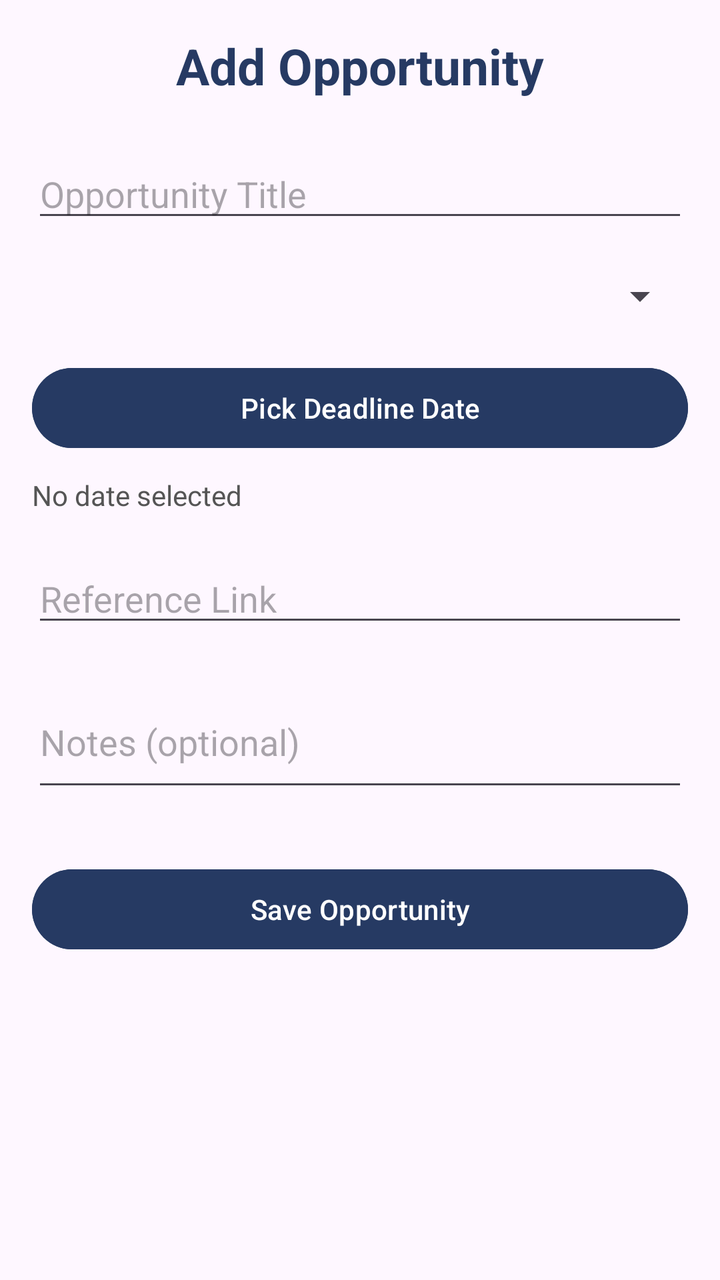
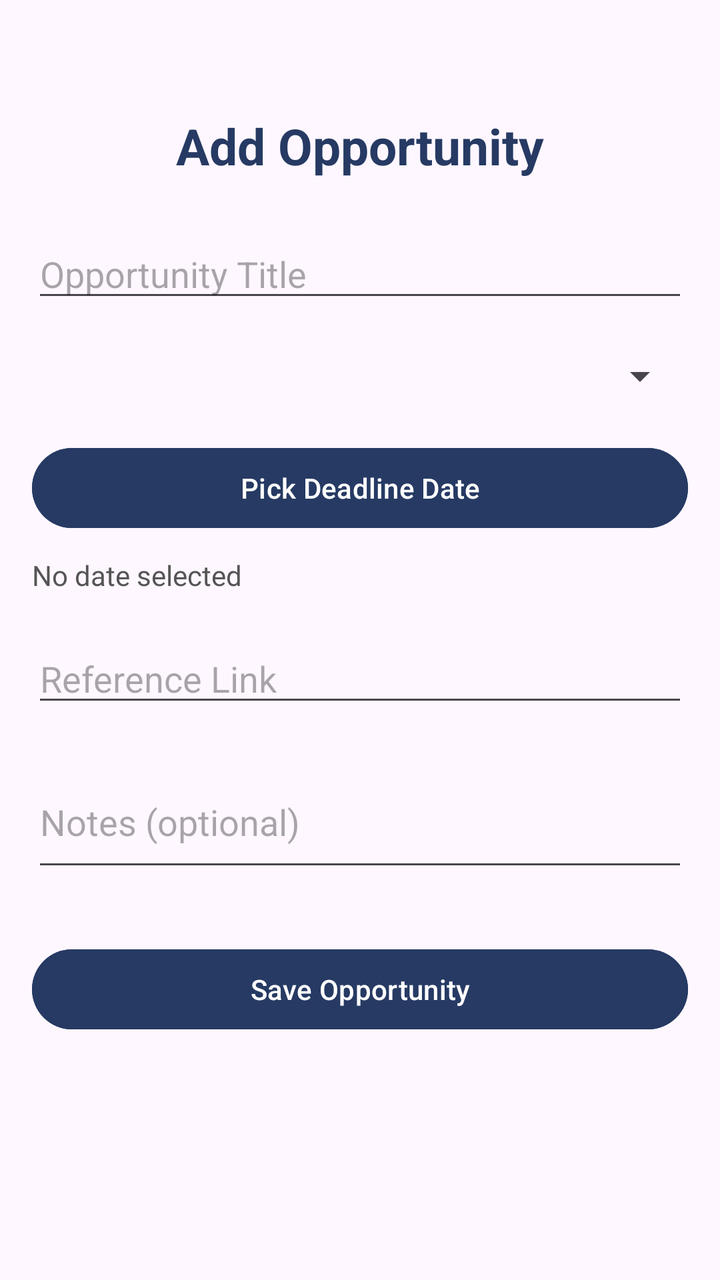

Compare the two renders of this Android layout. The source of the first and the diff that turns it into the second are given below.
<!-- AndroidManifest.xml: application theme Theme.CareerNexus -->
<!-- res/layout/activity_add_opportunity.xml -->
<?xml version="1.0" encoding="utf-8"?>
<androidx.constraintlayout.widget.ConstraintLayout xmlns:android="http://schemas.android.com/apk/res/android"
    xmlns:app="http://schemas.android.com/apk/res-auto"
    xmlns:tools="http://schemas.android.com/tools"
    android:id="@+id/main"
    android:layout_width="match_parent"
    android:layout_height="match_parent"
    android:padding="16dp"
    tools:context=".AddOpportunity">

    <TextView
        android:id="@+id/Title"
        android:layout_width="wrap_content"
        android:layout_height="wrap_content"
        android:text="Add Opportunity"
        android:textSize="25sp"
        android:textStyle="bold"
        android:textColor="#263A63"
        app:layout_constraintTop_toTopOf="parent"
        app:layout_constraintStart_toStartOf="parent"
        app:layout_constraintEnd_toEndOf="parent"/>

    <EditText
        android:id="@+id/etTitle"
        android:layout_width="match_parent"
        android:layout_height="wrap_content"
        android:layout_marginTop="25dp"
        android:hint="Opportunity Title"
        android:inputType="text"
        app:layout_constraintTop_toBottomOf="@id/Title"/>

    <Spinner
        android:id="@+id/spinnerType"
        android:layout_width="match_parent"
        android:layout_height="wrap_content"
        android:layout_marginTop="20dp"
        app:layout_constraintTop_toBottomOf="@id/etTitle" />

    <Button
        android:id="@+id/btnPickDate"
        android:layout_width="match_parent"
        android:layout_height="wrap_content"
        android:layout_marginTop="20dp"
        android:text="Pick Deadline Date"
        android:backgroundTint="#263A63"
        android:textColor="@color/white"
        app:layout_constraintTop_toBottomOf="@id/spinnerType"/>

    <TextView
        android:id="@+id/tvSelectedDate"
        android:layout_width="match_parent"
        android:layout_height="wrap_content"
        android:layout_marginTop="10dp"
        android:text="No date selected"
        android:textSize="14sp"
        android:textColor="#555555"
        app:layout_constraintTop_toBottomOf="@id/btnPickDate"/>

    <EditText
        android:id="@+id/etLink"
        android:layout_width="match_parent"
        android:layout_height="wrap_content"
        android:layout_marginTop="20dp"
        android:hint="Reference Link"
        android:inputType="textUri"
        app:layout_constraintTop_toBottomOf="@id/tvSelectedDate"/>

    <EditText
        android:id="@+id/etNotes"
        android:layout_width="match_parent"
        android:layout_height="wrap_content"
        android:layout_marginTop="20dp"
        android:hint="Notes (optional)"
        android:inputType="textMultiLine"
        android:minLines="2"
        app:layout_constraintTop_toBottomOf="@id/etLink"/>

    <Button
        android:id="@+id/btnSave"
        android:layout_width="match_parent"
        android:layout_height="wrap_content"
        android:layout_marginTop="30dp"
        android:text="Save Opportunity"
        android:backgroundTint="#263A63"
        android:textColor="@color/white"
        app:layout_constraintTop_toBottomOf="@id/etNotes"/>

</androidx.constraintlayout.widget.ConstraintLayout>
<!-- resources referenced by this layout -->
<resources>
  <color name="white">#FFFFFFFF</color>
  <style name="Theme.CareerNexus" parent="Base.Theme.CareerNexus" />
  <style name="Base.Theme.CareerNexus" parent="Theme.Material3.DayNight.NoActionBar">
          
          
      </style>
</resources>

<!-- the commit's change to res/layout/activity_add_opportunity.xml (unified diff, before → after) -->
@@ -13,6 +13,7 @@
         android:layout_width="wrap_content"
         android:layout_height="wrap_content"
         android:text="Add Opportunity"
+        android:layout_marginTop="40dp"
         android:textSize="25sp"
         android:textStyle="bold"
         android:textColor="#263A63"
